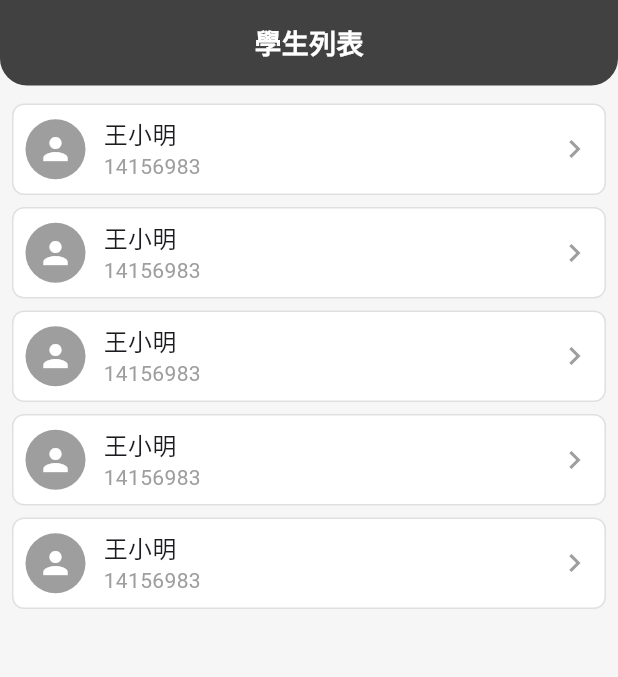
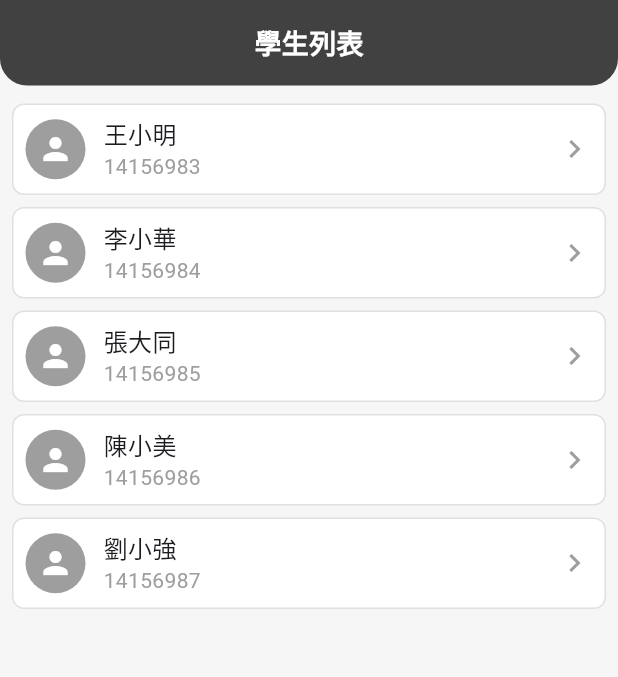
Before and after one commit to kevin880701/dental_guard_flutter, a Flutter app: the screen it shows after launch, after a tap on "登入", after a tap on "註冊會員", on a phone screen of 412 x 824 dp. Shown: the top 677 px of the screen. Run offline on Flutter 3.47's test engine with Material 3 defaults, Android fonts, the phone set to English and light mode, and no system bars; our stand-ins replace auto_route, dio, dropdown_button2, equatable, file_picker, flutter_easyloading and 9 more; missing offline and left inert: pausable_timer.

Commit message:
[feat]更新學生資訊頁面

```diff
--- a/lib/resources/AppImages.dart
+++ b/lib/resources/AppImages.dart
@@ -13,4 +13,5 @@ class AppImages {
   static const notifyInactiveIcon = '${assetsImages}ic_notify_inactive.png';
   static const personalActiveIcon = '${assetsImages}ic_personal_active.png';
   static const personalInactiveIcon = '${assetsImages}ic_personal_inactive.png';
+  static const listIcon = '${assetsImages}ic_list.png';
 }
--- a/lib/resources/AppTexts.dart
+++ b/lib/resources/AppTexts.dart
@@ -26,6 +26,11 @@ class AppTexts {
   static const setPassword = '設定密碼';
   static const plsEnterYourPassword = '請輸入你的密碼';
 
+  // 學生資訊
+  static const studentInfo = '學生資訊';
+  static const toothBrushingRecord = '刷牙記錄';
+  static const addRecordPlus = '新增記錄+';
+
   static const home = 'Home';
   static const notify = 'Notify';
   static const finish = 'Finish';
@@ -35,9 +40,7 @@ class AppTexts {
 
   static const importData = '匯入資料';
   static const addStudentInfo = '新增學生資訊';
-  static const toothBrushingRecord = '刷牙記錄';
   static const edit = '編輯';
-  static const addRecord = '新增記錄';
   static const personalInfo = '個人資訊';
   static const sure = '確定';
   static const editStudentInfo = '編輯學生資訊';
--- a/lib/screen/main/studentList/StudentListPage.dart
+++ b/lib/screen/main/studentList/StudentListPage.dart
@@ -10,13 +10,7 @@ import 'package:dental_guard_flutter/provider/PageProvider.dart';
 import 'package:dental_guard_flutter/resources/AppResources.dart';
 import 'package:dental_guard_flutter/screen/base/BasePage.dart';
 import 'package:auto_route/auto_route.dart';
-import 'package:dental_guard_flutter/route/AppRouter.gr.dart';
-import 'package:flutter_hooks/flutter_hooks.dart';
-import 'package:flutter_screenutil/flutter_screenutil.dart';
 import 'package:dental_guard_flutter/widgets/common/AppBarWidgets.dart';
-import 'package:dental_guard_flutter/widgets/common/ImageWidgets.dart';
-import 'package:dental_guard_flutter/widgets/common/TextWidgets.dart';
-import 'package:dental_guard_flutter/utils/ToastHelper.dart';
 
 class Student {
   final String name;
--- a/lib/widgets/common/ButtonWidgets.dart
+++ b/lib/widgets/common/ButtonWidgets.dart
@@ -56,7 +56,7 @@ Widget roundedButton({
           width: 1.sp,
         ),
       ),
-      padding: EdgeInsets.symmetric(vertical: verticalPadding ?? 12.sp, horizontal: 24.sp),
+      padding: EdgeInsets.symmetric(vertical: verticalPadding ?? 4.sp, horizontal: 8.sp),
       child: Center(
         child: Text(
           text,
--- a/lib/widgets/item/StudentItem.dart
+++ b/lib/widgets/item/StudentItem.dart
@@ -1,3 +1,5 @@
+import 'package:auto_route/auto_route.dart';
+import 'package:dental_guard_flutter/route/AppRouter.gr.dart';
 import 'package:dental_guard_flutter/screen/main/studentList/StudentListPage.dart';
 import 'package:flutter/material.dart';
 import 'package:flutter_hooks/flutter_hooks.dart';
@@ -6,9 +8,14 @@ class StudentItem extends HookWidget {
   final Student student;
 
   const StudentItem({Key? key, required this.student}) : super(key: key);
+
   @override
   Widget build(BuildContext context) {
-    return Container(
+    return GestureDetector(
+      onTap: () {
+        AutoRouter.of(context).push(StudentInfoRoute(student: student));
+      },
+      child: Container(
         padding: EdgeInsets.all(8.0),
         decoration: BoxDecoration(
           color: Colors.white,
@@ -29,11 +36,11 @@ class StudentItem extends HookWidget {
                 crossAxisAlignment: CrossAxisAlignment.start,
                 children: [
                   Text(
-                  '王小明',
+                    student.name,
                     style: TextStyle(fontSize: 16, fontWeight: FontWeight.w500),
                   ),
                   Text(
-                  '14156983',
+                    student.id,
                     style: TextStyle(fontSize: 14, color: Colors.grey),
                   ),
                 ],
@@ -43,6 +50,7 @@ class StudentItem extends HookWidget {
             Icon(Icons.chevron_right, color: Colors.grey),
           ],
         ),
+      ),
     );
   }
 }
```
Also changed, not shown: lib/screen/main/studentInfo/StudentInfoPage.dart (+48 -16 lines), lib/widgets/item/BrushingRecordItem.dart (added, +89 -0 lines), assets/images/ic_list.png (added), lib/route/AppRouter.gr.dart. Lines whose indentation alone changed are shown as unchanged.
